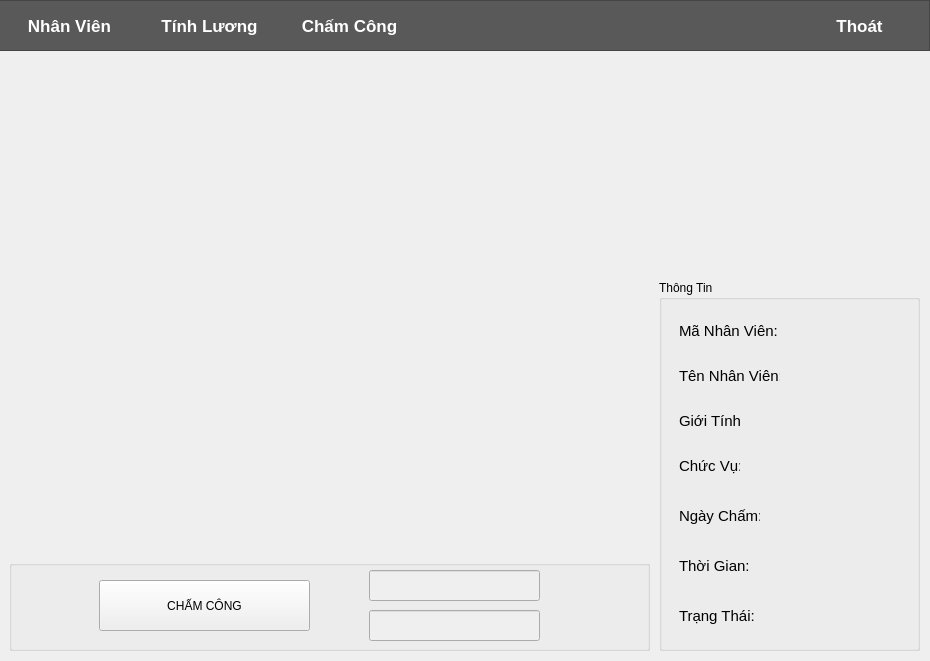
The window that chamcong.ui (namchuminh/NhanVien_AI) describes before a commit, drawn with Qt 5.
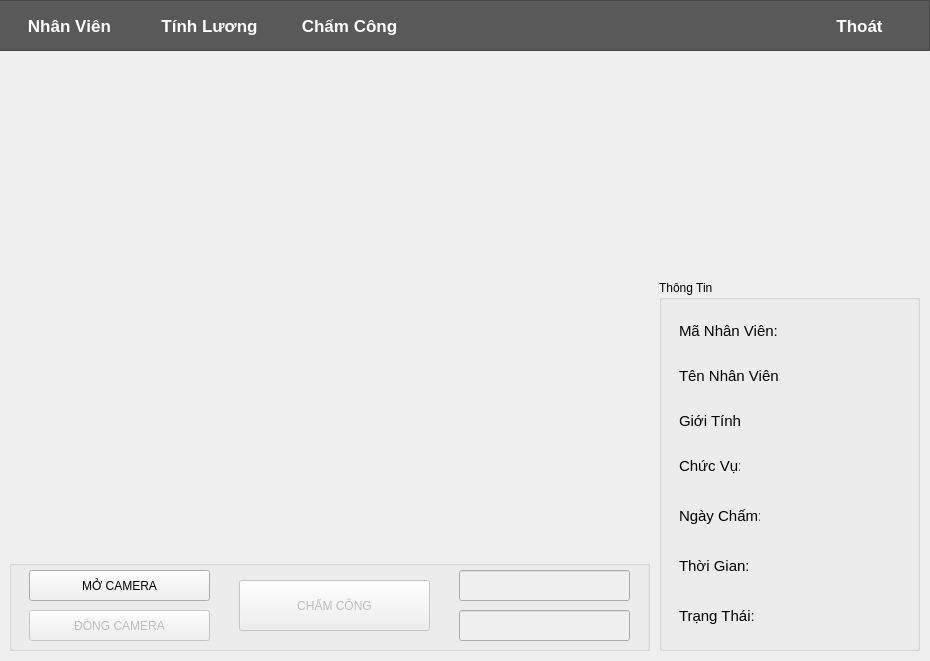
The same window after the commit. Icons and pictures are not drawn.

Commit message: open close camera cham cong

```diff
--- a/chamcong.ui
+++ b/chamcong.ui
@@ -181,11 +181,14 @@
      <string/>
     </property>
     <widget class="QPushButton" name="btnChamCong">
+     <property name="enabled">
+      <bool>false</bool>
+     </property>
      <property name="geometry">
       <rect>
-       <x>90</x>
+       <x>230</x>
        <y>20</y>
-       <width>211</width>
+       <width>191</width>
        <height>51</height>
       </rect>
      </property>
@@ -202,7 +205,7 @@
      </property>
      <property name="geometry">
       <rect>
-       <x>360</x>
+       <x>450</x>
        <y>10</y>
        <width>171</width>
        <height>31</height>
@@ -228,7 +231,7 @@
      </property>
      <property name="geometry">
       <rect>
-       <x>360</x>
+       <x>450</x>
        <y>50</y>
        <width>171</width>
        <height>31</height>
@@ -243,6 +246,41 @@
       <bool>true</bool>
      </property>
     </widget>
+    <widget class="QPushButton" name="btnMoCamera">
+     <property name="geometry">
+      <rect>
+       <x>20</x>
+       <y>10</y>
+       <width>181</width>
+       <height>31</height>
+      </rect>
+     </property>
+     <property name="cursor">
+      <cursorShape>PointingHandCursor</cursorShape>
+     </property>
+     <property name="text">
+      <string>MỞ CAMERA</string>
+     </property>
+    </widget>
+    <widget class="QPushButton" name="btnDongCamera">
+     <property name="enabled">
+      <bool>false</bool>
+     </property>
+     <property name="geometry">
+      <rect>
+       <x>20</x>
+       <y>50</y>
+       <width>181</width>
+       <height>31</height>
+      </rect>
+     </property>
+     <property name="cursor">
+      <cursorShape>PointingHandCursor</cursorShape>
+     </property>
+     <property name="text">
+      <string>ĐÓNG CAMERA</string>
+     </property>
+    </widget>
    </widget>
    <widget class="QGroupBox" name="groupBox_4">
     <property name="geometry">
```
The commit also changes 3 other files.
